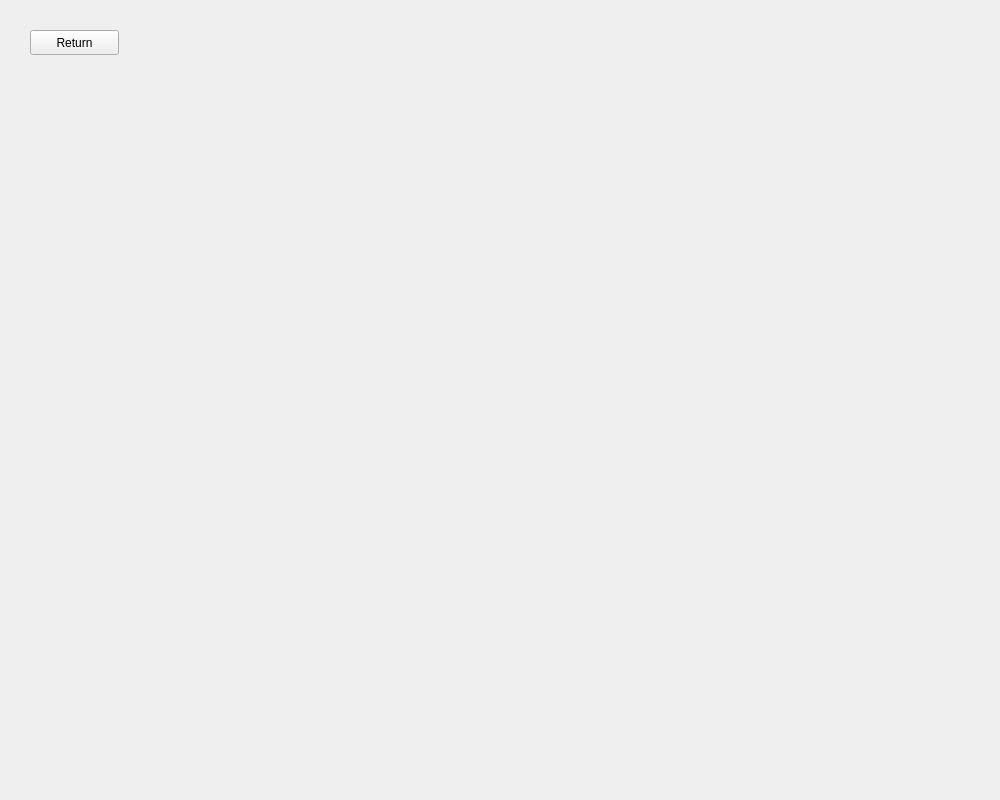
Qt form rules.ui (BrandonWortmann/Blackjack2.0) before a commit.
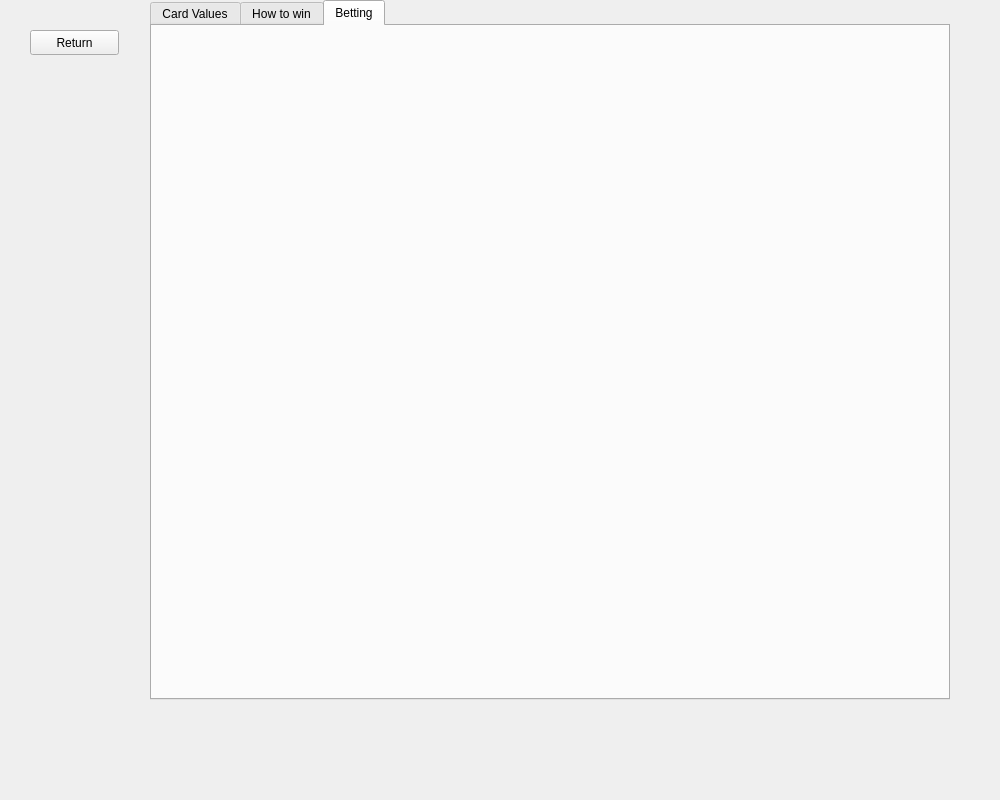
The same form after that commit.

Commit message: tweaks to rules page

What changed in the file:
```diff
--- a/rules.ui
+++ b/rules.ui
@@ -26,6 +26,34 @@
     <string>Return</string>
    </property>
   </widget>
+  <widget class="QTabWidget" name="tabWidget">
+   <property name="geometry">
+    <rect>
+     <x>150</x>
+     <y>0</y>
+     <width>800</width>
+     <height>700</height>
+    </rect>
+   </property>
+   <property name="currentIndex">
+    <number>2</number>
+   </property>
+   <widget class="QWidget" name="tab">
+    <attribute name="title">
+     <string>Card Values</string>
+    </attribute>
+   </widget>
+   <widget class="QWidget" name="tab_2">
+    <attribute name="title">
+     <string>How to win</string>
+    </attribute>
+   </widget>
+   <widget class="QWidget" name="tab_3">
+    <attribute name="title">
+     <string>Betting</string>
+    </attribute>
+   </widget>
+  </widget>
  </widget>
  <resources/>
  <connections/>
```
The commit also changes 1 other file.
